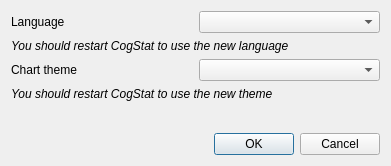
Old version of the form cogstat/ui/preferences.ui in the repository cogstat/cogstat.
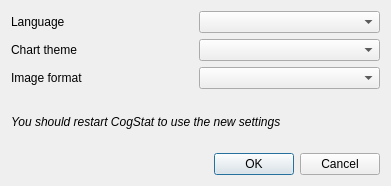
New version of the form.

Commit message: add png and svg formats to Preferences fixes #101

What changed in the file:
```diff
--- a/cogstat/ui/preferences.ui
+++ b/cogstat/ui/preferences.ui
@@ -7,22 +7,39 @@
     <x>0</x>
     <y>0</y>
     <width>391</width>
-    <height>166</height>
+    <height>186</height>
    </rect>
   </property>
   <property name="windowTitle">
    <string>Preferences</string>
   </property>
   <layout class="QGridLayout" name="gridLayout">
-   <item row="3" column="0" colspan="2">
-    <widget class="QLabel" name="label_4">
+   <item row="6" column="0" colspan="2">
+    <widget class="QDialogButtonBox" name="buttonBox">
+     <property name="orientation">
+      <enum>Qt::Horizontal</enum>
+     </property>
+     <property name="standardButtons">
+      <set>QDialogButtonBox::Cancel|QDialogButtonBox::Ok</set>
+     </property>
+    </widget>
+   </item>
+   <item row="4" column="0" colspan="2">
+    <widget class="QLabel" name="label_6">
      <property name="font">
       <font>
        <italic>true</italic>
       </font>
      </property>
      <property name="text">
-      <string>You should restart CogStat to use the new theme</string>
+      <string>You should restart CogStat to use the new settings</string>
+     </property>
+    </widget>
+   </item>
+   <item row="3" column="1">
+    <widget class="QLabel" name="label_7">
+     <property name="text">
+      <string/>
      </property>
     </widget>
    </item>
@@ -36,45 +53,20 @@
      </property>
     </widget>
    </item>
-   <item row="0" column="1">
-    <widget class="QComboBox" name="langComboBox"/>
-   </item>
-   <item row="2" column="1">
+   <item row="1" column="1">
     <widget class="QComboBox" name="themeComboBox"/>
    </item>
    <item row="2" column="0">
-    <widget class="QLabel" name="label_3">
+    <widget class="QLabel" name="label_5">
      <property name="text">
-      <string>Chart theme</string>
+      <string>Image format</string>
      </property>
      <property name="buddy">
       <cstring>themeComboBox</cstring>
      </property>
     </widget>
    </item>
-   <item row="1" column="0" colspan="2">
-    <widget class="QLabel" name="label_2">
-     <property name="font">
-      <font>
-       <italic>true</italic>
-      </font>
-     </property>
-     <property name="text">
-      <string>You should restart CogStat to use the new language</string>
-     </property>
-    </widget>
-   </item>
-   <item row="5" column="0" colspan="2">
-    <widget class="QDialogButtonBox" name="buttonBox">
-     <property name="orientation">
-      <enum>Qt::Horizontal</enum>
-     </property>
-     <property name="standardButtons">
-      <set>QDialogButtonBox::Cancel|QDialogButtonBox::Ok</set>
-     </property>
-    </widget>
-   </item>
-   <item row="4" column="0">
+   <item row="5" column="0">
     <spacer name="verticalSpacer">
      <property name="orientation">
       <enum>Qt::Vertical</enum>
@@ -87,6 +79,22 @@
      </property>
     </spacer>
    </item>
+   <item row="2" column="1">
+    <widget class="QComboBox" name="image_combo_box"/>
+   </item>
+   <item row="0" column="1">
+    <widget class="QComboBox" name="langComboBox"/>
+   </item>
+   <item row="1" column="0">
+    <widget class="QLabel" name="label_3">
+     <property name="text">
+      <string>Chart theme</string>
+     </property>
+     <property name="buddy">
+      <cstring>themeComboBox</cstring>
+     </property>
+    </widget>
+   </item>
   </layout>
  </widget>
  <resources/>
```
Left out of the diff: 2 changed lines with no effect on the pictures. The commit also changes 6 other files.
